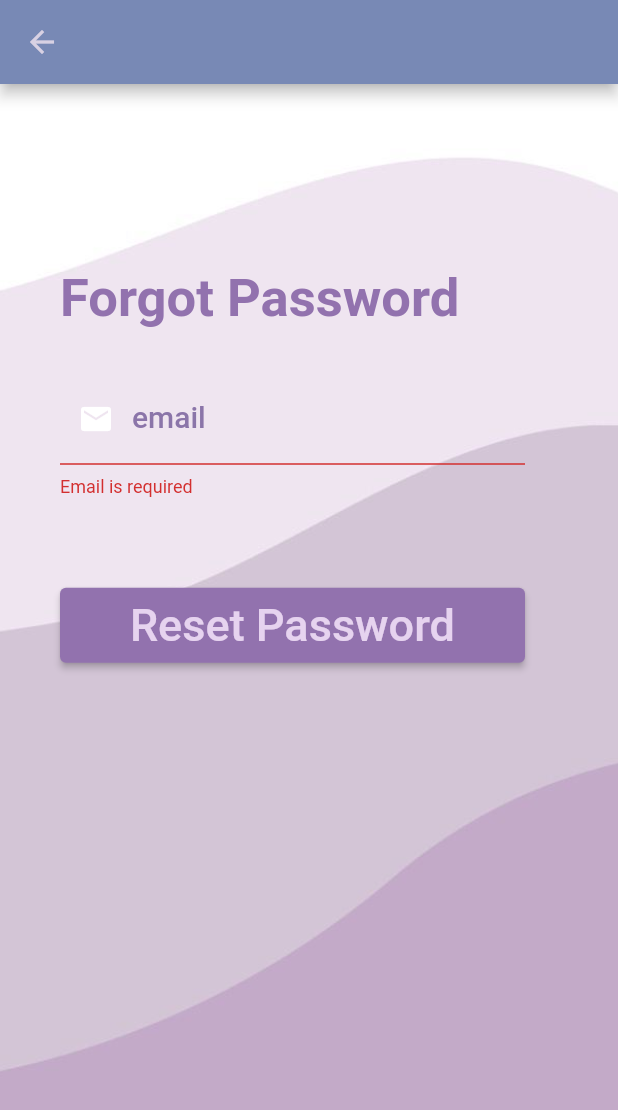
After one commit to Shristythapa/To_Do, a Flutter app: the screen it shows after launch, after a tap on "Forgot Password?", after a tap on "Reset Password", on a phone screen of 412 x 824 dp. The commit adds this screen. Shown: the top 1110 px of the screen. Run offline on Flutter 3.47's test engine with Material 2 defaults, Android fonts, the light colour scheme and no system bars; drawn by our look-alikes of loader_overlay; our stand-ins replace cloud_firestore, firebase_auth, firebase_core, firebase_database, firebase_storage, font_awesome_flutter and 2 more; accounts and stored records are empty.

Commit message:
reset password function added

```diff
--- /dev/null
+++ b/lib/Screens/forgotPassword.dart
@@ -0,0 +1,185 @@
+import 'package:flutter/material.dart';
+import 'package:flutter/src/widgets/container.dart';
+import 'package:flutter/src/widgets/framework.dart';
+import 'package:provider/provider.dart';
+import 'package:to_do/Screens/login.dart';
+
+import '../viewModel/auth_view_model.dart';
+import '../viewModel/global_ui_model_view.dart';
+
+class ForgotPassword extends StatefulWidget {
+  const ForgotPassword({super.key});
+
+  @override
+  State<ForgotPassword> createState() => _ForgotPasswordState();
+}
+
+class _ForgotPasswordState extends State<ForgotPassword> {
+
+  TextEditingController e_mail = new TextEditingController();
+  FocusNode myFocusNode = new FocusNode();
+
+  final form = GlobalKey<FormState>();
+   void resetPassword() async {
+    _ui.loadState(true);
+    try {
+      await _auth.resetPassword(e_mail.text).then((value) {
+        ScaffoldMessenger.of(context).showSnackBar(const SnackBar(content: Text("Password reset link has been sent to your email.")));
+        Navigator.pop(context);
+         Navigator.push(
+                                context,
+                                MaterialPageRoute(
+                                    builder: (context) =>  LogIn()),
+                              );
+      }).catchError((e) {
+        ScaffoldMessenger.of(context).showSnackBar(SnackBar(content: Text(e.message.toString())));
+      });
+    } catch (err) {
+      ScaffoldMessenger.of(context).showSnackBar(SnackBar(content: Text(err.toString())));
+    }
+    _ui.loadState(false);
+  }
+
+  late GlobalUIViewModel _ui;
+  late AuthViewModel _auth;
+  @override
+  void initState() {
+    _ui = Provider.of<GlobalUIViewModel>(context, listen: false);
+    _auth = Provider.of<AuthViewModel>(context, listen: false);
+    super.initState();
+  }
+
+  @override
+  Widget build(BuildContext context) {
+       var deviceHeight = MediaQuery.of(context).size.height;
+    var deviceWidth = MediaQuery.of(context).size.width;
+    return Container(
+      decoration: BoxDecoration(
+          image: DecorationImage(
+              image: AssetImage('images/loginSignUp.jpg'), fit: BoxFit.cover)),
+      child: Scaffold(
+        appBar: AppBar(
+            backgroundColor: Color(0xff7889B5),
+
+            //settings
+            leading: GestureDetector(
+              onTap: () {
+                Navigator.pop(context);
+                Navigator.push(
+                  context,
+                 MaterialPageRoute(builder: (context) => LogIn()),
+                );
+              },
+              child: Icon(
+                Icons.arrow_back,
+                color: Color(0xffD8D1E3),
+              ),
+            ),
+
+
+            //title
+
+
+          ),
+          backgroundColor: Colors.transparent,
+          body: ConstrainedBox(
+            constraints: BoxConstraints(maxHeight: 844, maxWidth: 390),
+            child: Form(
+                key: form,
+                child: Container(
+                  margin: EdgeInsets.all(40),
+                  child: Center(
+                      child: ConstrainedBox(
+                    constraints: BoxConstraints(maxWidth: 600),
+                    child: ListView(
+                      children: [
+                        Container(
+                          padding:
+                              EdgeInsets.only(top: deviceHeight / 100 * 10),
+                          child: Text(
+                            "Forgot Password",
+                            style: TextStyle(
+                                color: Color.fromARGB(255, 146, 114, 174),
+                                fontWeight: FontWeight.bold,
+                                fontFamily: 'roboto',
+                                fontSize: 35),
+                          ),
+                        ),
+                        Container(
+                          width: deviceWidth / 100 * 70,
+                          height: deviceHeight / 100 * 10,
+                          margin: EdgeInsets.only(top: 30),
+                          child: TextFormField(
+                            style: TextStyle(fontSize: 20),
+                            controller: e_mail,
+                            validator: (String? value) {
+                              if (value == null || value.isEmpty) {
+                                return "Email is required";
+                              } else {
+                                return null;
+                              }
+                            },
+                            focusNode: myFocusNode,
+                            decoration: InputDecoration(
+                                prefixIcon:
+                                    Icon(Icons.mail, color: Colors.white),
+                                labelText: "email",
+                                labelStyle: TextStyle(
+                                    fontFamily: 'roboto',
+                                    fontWeight: FontWeight.w500,
+                                    fontSize: 20,
+                                    color: myFocusNode.hasFocus
+                                        ? Color.fromARGB(255, 136, 117, 163)
+                                        : Color.fromARGB(255, 139, 117, 169)),
+                                border: UnderlineInputBorder(),
+                                focusedBorder: UnderlineInputBorder(
+                                    borderSide:
+                                        BorderSide(color: Colors.black))),
+                            keyboardType: TextInputType.emailAddress,
+                            // onChanged: (String? value) => setState(() {
+                            //   e_mail = value;
+                            // }),
+                          ),
+                        ),
+
+                        SizedBox(
+                          height: 40,
+                        ),
+
+                         SizedBox(
+                          height: 20,
+                        ),
+                        SizedBox(
+                          height: 50,
+                          width: 100,
+                          child: ElevatedButton(
+                            onPressed: (() {
+                              if (form.currentState!.validate()) {
+                               resetPassword();
+                              }
+                            }),
+                            child: Text(
+                              "Reset Password",
+                              style: TextStyle(
+                                fontSize: 30,
+                                fontFamily: 'roboto',
+                                fontWeight: FontWeight.w500,
+                              ),
+                            ),
+                            style: ElevatedButton.styleFrom(
+                              backgroundColor:
+                                  Color.fromARGB(255, 146, 114, 174),
+                              foregroundColor:
+                                  Color.fromARGB(255, 230, 211, 239),
+                            ),
+                          ),
+                        ),
+
+                      ],
+                    ),
+                  )),
+                )),
+          )),
+    );
+  }
+}
--- a/lib/Screens/login.dart
+++ b/lib/Screens/login.dart
@@ -1,5 +1,6 @@
 import 'package:firebase_auth/firebase_auth.dart';
 import 'package:flutter/material.dart';
+import 'package:to_do/Screens/forgotPassword.dart';
 import 'package:to_do/Screens/settings/user_settings.dart';
 import 'package:to_do/Screens/sign.dart';
 
@@ -173,6 +174,29 @@ class _LogInState extends State<LogIn> {
                         SizedBox(
                           height: 40,
                         ),
+                        InkWell(
+                          onTap: (() {
+                            Navigator.pop(context);
+                          Navigator.push(
+    context,
+    MaterialPageRoute(builder: (context) => const ForgotPassword()),
+  );
+                          }),
+                          child: Row(
+                            mainAxisAlignment: MainAxisAlignment.end,
+                            children: [
+                               Text("Forgot Password?",
+                               style: TextStyle(
+                                  color: Color.fromARGB(255, 141, 125, 164),
+                                  fontFamily: 'roboto',
+                                  fontWeight: FontWeight.w500,
+                                ),)
+                            ],
+                          ),
+                        ),
+                         SizedBox(
+                          height: 20,
+                        ),
                         SizedBox(
                           height: 50,
                           width: 100,
--- a/lib/main.dart
+++ b/lib/main.dart
@@ -64,7 +64,7 @@ class MyApp extends StatelessWidget {
               primarySwatch: Palette.kToDark,
 
             ),
-            initialRoute: "/splash",
+            initialRoute: "/login",
             routes: {
               "/login": (BuildContext context) => LogIn(),
               "/splash": (BuildContext context) => MyLandingPage(),
--- a/lib/repo/auth_repo.dart
+++ b/lib/repo/auth_repo.dart
@@ -47,4 +47,13 @@ class AuthRepository{
       rethrow;
     }
   }
+  Future<bool> resetPassword(String email) async {
+    try {
+      var res = await FirebaseService.firebaseAuth
+          .sendPasswordResetEmail( email: email);
+      return true;
+    } catch (err) {
+      rethrow;
+    }
+  }
 }
--- a/lib/viewModel/auth_view_model.dart
+++ b/lib/viewModel/auth_view_model.dart
@@ -42,4 +42,13 @@ class AuthViewModel with ChangeNotifier {
       rethrow;
     }
   }
+
+  Future<void> resetPassword(String email) async {
+    try {
+      await AuthRepository().resetPassword(email);
+      notifyListeners();
+    } catch (err) {
+      rethrow;
+    }
+  }
 }
```
